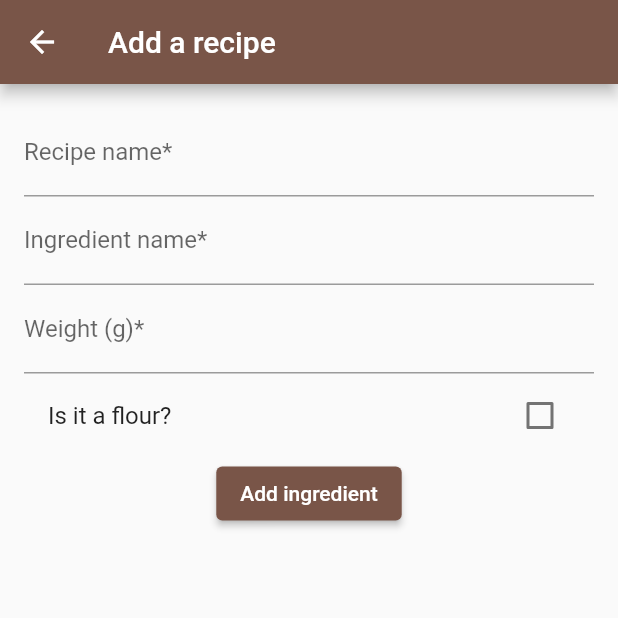
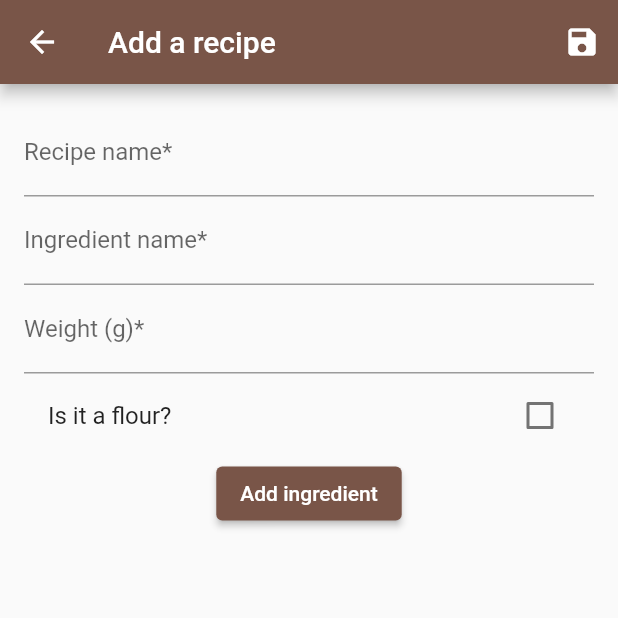
Before and after one commit to juanojeda/bread-calculator-flutter, a Flutter app: the screen it shows after launch, after a tap on the "add box" icon, on a phone screen of 412 x 824 dp, the top half of it. Run offline on Flutter 3.47's test engine with Material 2 defaults, Android fonts, the phone set to English and light mode, and no system bars.

Commit message:
add recipes to recipe library

```diff
--- a/lib/screens/recipeCreator.dart
+++ b/lib/screens/recipeCreator.dart
@@ -1,5 +1,7 @@
 import 'package:bakers_percentages/models/RecipeDraft.dart';
+import 'package:bakers_percentages/models/RecipeLibrary.dart';
 import 'package:bakers_percentages/models/recipe.model.dart';
+import 'package:bakers_percentages/screens/recipeList.dart';
 
 import '../models/RecipeDraft.dart';
 import '../widgets/addIngredient.dart';
@@ -22,12 +24,24 @@ class RecipeCreator extends StatelessWidget {
   Widget build(BuildContext context) {
     RecipeDraft _draftStore = context.watch<RecipeDraft>();
     Recipe _draft = _draftStore.draft;
+    RecipeLibrary _recipeLibrary = Provider.of<RecipeLibrary>(context);
 
     // like the render method, reruns each time setState is called
     return Scaffold(
       appBar: AppBar(
         // comes from the MaterialApp build method, which initialises the home page with a title property
         title: Text(title),
+        actions: [
+          IconButton(
+              icon: Icon(Icons.save),
+              onPressed: () {
+                _recipeLibrary.add(_draft);
+
+                Navigator.pop(context,
+                    MaterialPageRoute(builder: (context) => RecipeListPage()));
+                _draftStore.clear();
+              })
+        ],
       ),
       body: Padding(
         padding: const EdgeInsets.all(16.0),
@@ -35,6 +49,7 @@ class RecipeCreator extends StatelessWidget {
           child: ListView(
             children: [
               TextFormField(
+                  initialValue: _draft.name,
                   decoration: InputDecoration(labelText: "Recipe name*"),
                   onChanged: (value) => _draftStore.updateName(value)),
               AddIngredientForm(),
--- a/lib/screens/recipeList.dart
+++ b/lib/screens/recipeList.dart
@@ -1,12 +1,14 @@
+import 'package:bakers_percentages/models/recipe.model.dart';
 import 'package:bakers_percentages/screens/recipeCreator.dart';
 import 'package:flutter/material.dart';
 import 'package:provider/provider.dart';
 
 import '../models/RecipeLibrary.dart';
 
-Widget _buildRecipeList(recipes) {
+Widget _buildRecipeList(List<Recipe> recipes) {
   if (recipes.length > 0) {
-    return recipes.map((recipe) => ListTile(title: Text(recipe.name)));
+    return Column(
+        children: [...recipes.toList().map((recipe) => Text(recipe.name))]);
   }
   return Text("You haven't got any recipes yet!");
 }
```
